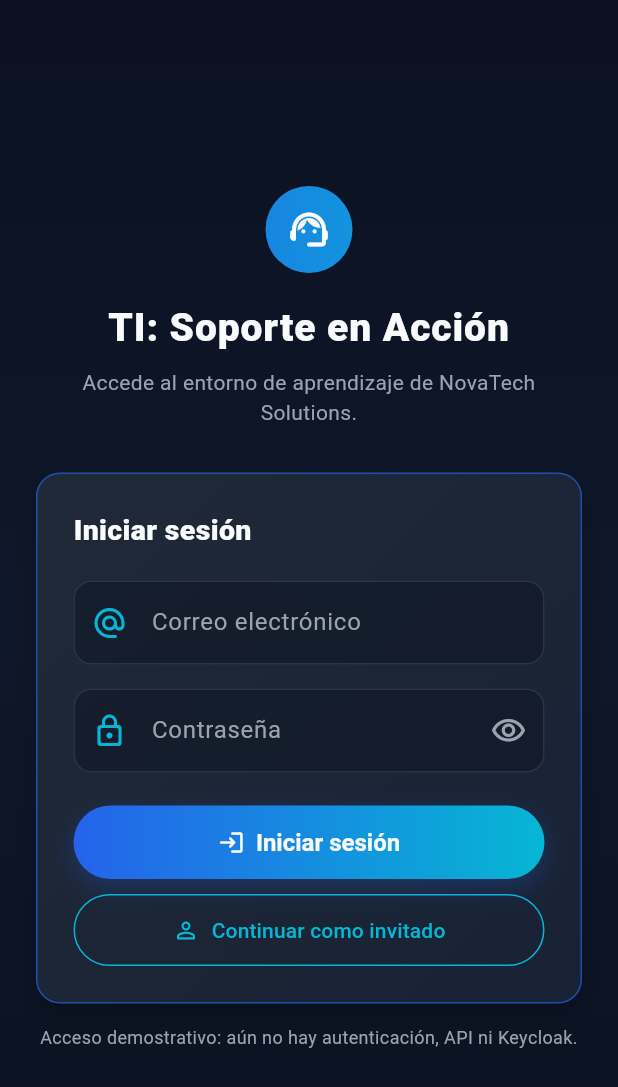
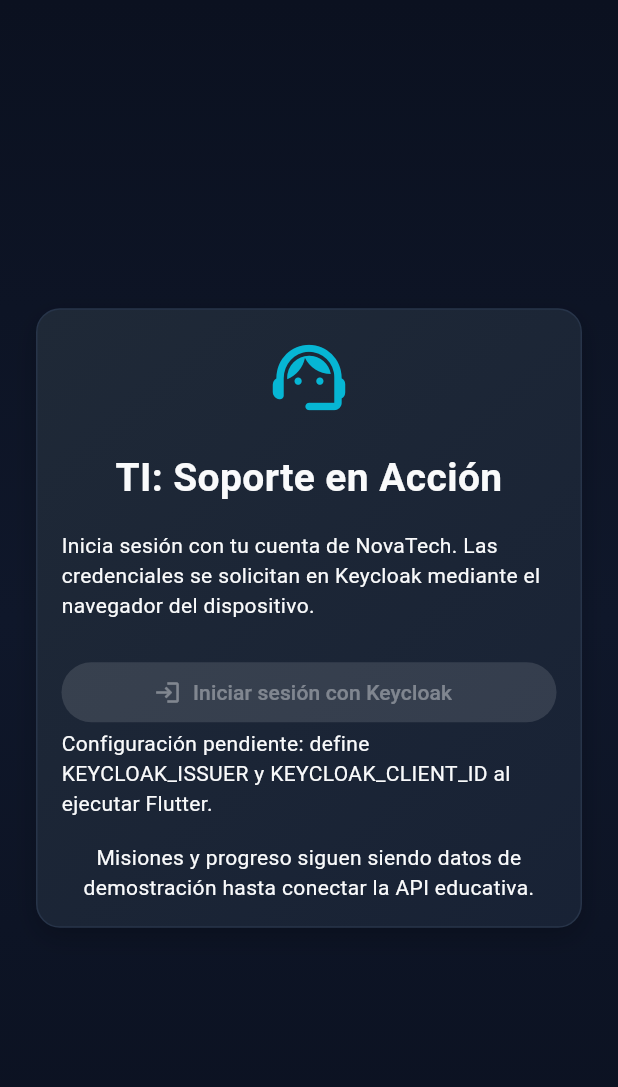
Before and after one commit to BR1ANJ3Sus3B/TI_-Soporte-en-Acci-n-, a Flutter app: the screen it shows after launch, on a phone screen of 412 x 824 dp. Shown: the top 1087 px of the screen. Run offline on Flutter 3.47's test engine with Material 3 defaults, Android fonts, the light colour scheme and no system bars; missing offline and left inert: flutter_appauth.

Commit message:
feat(movil): integrar autenticacion con Keycloak y PKCE

```diff
--- a/movil/lib/main.dart
+++ b/movil/lib/main.dart
@@ -11,6 +11,7 @@
 import 'package:ti_soporte_accion/screens/splash_screen.dart';
 import 'package:ti_soporte_accion/theme/app_theme.dart';
 import 'package:ti_soporte_accion/widgets/achievement_unlock_popup.dart';
+import 'package:ti_soporte_accion/widgets/session_gate.dart';
 
 /// Clave global del navegador raíz.
 ///
@@ -24,8 +25,7 @@
 
 /// Aplicación principal "TI: Soporte en Acción".
 ///
-/// Punto de entrada de la app móvil. En esta etapa se enfoca únicamente en la
-/// navegación y en la representación visual de las pantallas.
+/// Acceso con Keycloak; el contenido educativo aún usa datos demostrativos.
 class TiSoporteApp extends StatelessWidget {
   const TiSoporteApp({super.key});
 
@@ -46,15 +46,20 @@
       routes: <String, WidgetBuilder>{
         SplashScreen.routeName: (_) => const SplashScreen(),
         LoginScreen.routeName: (_) => const LoginScreen(),
-        HomeScreen.routeName: (_) => const HomeScreen(),
-        MissionsScreen.routeName: (_) => const MissionsScreen(),
-        MissionDetailScreen.routeName: (_) => const MissionDetailScreen(),
-        MapScreen.routeName: (_) => const MapScreen(),
-        ProfileScreen.routeName: (_) => const ProfileScreen(),
-        ProgressScreen.routeName: (_) => const ProgressScreen(),
-        SettingsScreen.routeName: (_) => const SettingsScreen(),
+        HomeScreen.routeName: (_) => const SessionGate(child: HomeScreen()),
+        MissionsScreen.routeName: (_) =>
+            const SessionGate(child: MissionsScreen()),
+        MissionDetailScreen.routeName: (_) =>
+            const SessionGate(child: MissionDetailScreen()),
+        MapScreen.routeName: (_) => const SessionGate(child: MapScreen()),
+        ProfileScreen.routeName: (_) =>
+            const SessionGate(child: ProfileScreen()),
+        ProgressScreen.routeName: (_) =>
+            const SessionGate(child: ProgressScreen()),
+        SettingsScreen.routeName: (_) =>
+            const SessionGate(child: SettingsScreen()),
         AchievementDetailScreen.routeName: (_) =>
-            const AchievementDetailScreen(),
+            const SessionGate(child: AchievementDetailScreen()),
       },
     );
   }
--- a/movil/lib/screens/login_screen.dart
+++ b/movil/lib/screens/login_screen.dart
@@ -1,11 +1,10 @@
 import 'package:flutter/material.dart';
+import 'package:ti_soporte_accion/services/auth_service.dart';
 import 'package:ti_soporte_accion/theme/app_colors.dart';
 import 'package:ti_soporte_accion/widgets/nova_panel.dart';
 
-/// Acceso visual del prototipo. No integra autenticación real.
 class LoginScreen extends StatefulWidget {
   const LoginScreen({super.key});
-
   static const String routeName = '/login';
 
   @override
@@ -13,17 +12,34 @@
 }
 
 class _LoginScreenState extends State<LoginScreen> {
-  final GlobalKey<FormState> _formKey = GlobalKey<FormState>();
-  bool _obscurePassword = true;
+  bool _busy = false;
+  String? _error;
 
-  void _continueToHome() {
-    if (_formKey.currentState!.validate()) {
-      Navigator.of(context).pushReplacementNamed('/home');
+  Future<void> _login() async {
+    if (_busy) return;
+    setState(() {
+      _busy = true;
+      _error = null;
+    });
+    try {
+      final success = await AuthService.instance.login();
+      if (success && mounted) {
+        Navigator.of(context).pushNamedAndRemoveUntil('/home', (_) => false);
+      }
+    } catch (_) {
+      if (mounted) {
+        setState(
+          () => _error = 'No se pudo iniciar sesión. Revisa la conexión y la configuración de Keycloak.',
+        );
+      }
+    } finally {
+      if (mounted) setState(() => _busy = false);
     }
   }
 
   @override
   Widget build(BuildContext context) {
+    final auth = AuthService.instance;
     return Scaffold(
       body: Container(
         decoration: const BoxDecoration(gradient: AppColors.backgroundGradient),
@@ -33,129 +49,66 @@
               padding: const EdgeInsets.all(24),
               child: ConstrainedBox(
                 constraints: const BoxConstraints(maxWidth: 430),
+                child: NovaPanel(
                   child: Column(
+                    mainAxisSize: MainAxisSize.min,
                     crossAxisAlignment: CrossAxisAlignment.stretch,
                     children: <Widget>[
-                    Container(
-                      width: 58,
-                      height: 58,
-                      alignment: Alignment.center,
-                      decoration: const BoxDecoration(
-                        shape: BoxShape.circle,
-                        gradient: AppColors.primaryGradient,
+                      const Icon(
+                        Icons.support_agent_rounded,
+                        size: 58,
+                        color: AppColors.cyan,
                       ),
-                      child: const Icon(
-                        Icons.support_agent_rounded,
-                        color: Colors.white,
-                        size: 30,
-                      ),
-                    ),
-                    const SizedBox(height: 18),
+                      const SizedBox(height: 20),
                       const Text(
                         'TI: Soporte en Acción',
                         textAlign: TextAlign.center,
                         style: TextStyle(
-                        color: AppColors.textPrimary,
                           fontSize: 26,
-                        fontWeight: FontWeight.w800,
-                        letterSpacing: .6,
-                      ),
-                    ),
-                    const SizedBox(height: 8),
-                    const Text(
-                      'Accede al entorno de aprendizaje de NovaTech Solutions.',
-                      textAlign: TextAlign.center,
-                      style: TextStyle(color: AppColors.textSecondary),
-                    ),
-                    const SizedBox(height: 30),
-                    NovaPanel(
-                      padding: const EdgeInsets.all(24),
-                      accent: AppColors.primary,
-                      child: Form(
-                        key: _formKey,
-                        child: Column(
-                          crossAxisAlignment: CrossAxisAlignment.stretch,
-                          children: <Widget>[
-                            const Text(
-                              'Iniciar sesión',
-                              style: TextStyle(
-                                color: AppColors.textPrimary,
-                                fontSize: 19,
-                                fontWeight: FontWeight.w800,
-                              ),
-                            ),
-                            const SizedBox(height: 20),
-                            TextFormField(
-                              keyboardType: TextInputType.emailAddress,
-                              style: const TextStyle(color: AppColors.textPrimary),
-                              validator: (String? value) {
-                                if (value == null || value.trim().isEmpty) {
-                                  return 'Escribe tu correo para continuar.';
-                                }
-                                return value.contains('@')
-                                    ? null
-                                    : 'Usa un correo válido.';
-                              },
-                              decoration: const InputDecoration(
-                                labelText: 'Correo electrónico',
-                                prefixIcon: Icon(Icons.alternate_email_rounded),
+                          fontWeight: FontWeight.bold,
                         ),
                       ),
                       const SizedBox(height: 16),
-                            TextFormField(
-                              obscureText: _obscurePassword,
-                              style: const TextStyle(color: AppColors.textPrimary),
-                              validator: (String? value) => value == null || value.isEmpty
-                                  ? 'Escribe tu contraseña para continuar.'
+                      const Text(
+                        'Inicia sesión con tu cuenta de NovaTech. Las credenciales '
+                        'se solicitan en Keycloak mediante el navegador del dispositivo.',
+                      ),
+                      const SizedBox(height: 24),
+                      ElevatedButton.icon(
+                        onPressed:
+                            !_busy && auth.isConfigured && auth.isSupported
+                            ? _login
                             : null,
-                              decoration: InputDecoration(
-                                labelText: 'Contraseña',
-                                prefixIcon: const Icon(Icons.lock_outline_rounded),
-                                suffixIcon: IconButton(
-                                  tooltip: _obscurePassword
-                                      ? 'Mostrar contraseña'
-                                      : 'Ocultar contraseña',
-                                  onPressed: () => setState(
-                                    () => _obscurePassword = !_obscurePassword,
-                                  ),
-                                  icon: Icon(
-                                    _obscurePassword
-                                        ? Icons.visibility_outlined
-                                        : Icons.visibility_off_outlined,
+                        icon: const Icon(Icons.login),
+                        label: Text(
+                          _busy
+                              ? 'Iniciando sesión…'
+                              : 'Iniciar sesión con Keycloak',
                         ),
                       ),
+                      if (_busy) const LinearProgressIndicator(),
+                      if (!auth.isSupported)
+                        const Text(
+                          'El inicio de sesión móvil está disponible en Android e iOS.',
                         ),
+                      if (!auth.isConfigured)
+                        const Text(
+                          'Configuración pendiente: define KEYCLOAK_ISSUER y '
+                          'KEYCLOAK_CLIENT_ID al ejecutar Flutter.',
                         ),
-                            const SizedBox(height: 22),
-                            NovaPrimaryButton(
-                              label: 'Iniciar sesión',
-                              icon: Icons.login_rounded,
-                              onPressed: _continueToHome,
+                      if (_error != null)
+                        Text(
+                          _error!,
+                          style: const TextStyle(color: Colors.redAccent),
                         ),
-                            const SizedBox(height: 10),
-                            OutlinedButton.icon(
-                              onPressed: () => Navigator.of(context)
-                                  .pushReplacementNamed('/home'),
-                              icon: const Icon(Icons.person_outline_rounded),
-                              label: const Text('Continuar como invitado'),
-                              style: OutlinedButton.styleFrom(
-                                foregroundColor: AppColors.cyan,
-                                side: const BorderSide(color: AppColors.cyan),
-                                padding: const EdgeInsets.symmetric(vertical: 14),
-                                shape: const StadiumBorder(),
-                              ),
+                      const SizedBox(height: 16),
+                      const Text(
+                        'Misiones y progreso siguen siendo datos de demostración '
+                        'hasta conectar la API educativa.',
+                        textAlign: TextAlign.center,
                       ),
                     ],
                   ),
-                      ),
-                    ),
-                    const SizedBox(height: 14),
-                    const Text(
-                      'Acceso demostrativo: aún no hay autenticación, API ni Keycloak.',
-                      textAlign: TextAlign.center,
-                      style: TextStyle(color: AppColors.textSecondary, fontSize: 12),
-                    ),
-                  ],
                 ),
               ),
             ),
--- /dev/null
+++ b/movil/lib/services/auth_service.dart
@@ -0,0 +1,182 @@
+import 'dart:async';
+import 'dart:convert';
+
+import 'package:flutter/foundation.dart';
+import 'package:flutter_appauth/flutter_appauth.dart';
+
+/// Sesión móvil OIDC. AppAuth gestiona PKCE, state y el navegador del sistema.
+/// Los tokens viven únicamente en memoria; la API deberá validarlos por su cuenta.
+class AuthService extends ChangeNotifier {
+  AuthService({
+    FlutterAppAuth? appAuth,
+    this.issuer = const String.fromEnvironment('KEYCLOAK_ISSUER'),
+    this.clientId = const String.fromEnvironment(
+      'KEYCLOAK_CLIENT_ID',
+      defaultValue: 'ti-soporte-flutter',
+    ),
+    this.allowInsecure = const bool.fromEnvironment('KEYCLOAK_ALLOW_HTTP'),
+  }) : _appAuth = appAuth ?? const FlutterAppAuth();
+
+  static final instance = AuthService();
+  static const redirectUri = 'com.tisoporte.accion:/oauthredirect';
+  static const _scopes = <String>['openid', 'profile', 'email'];
+  final FlutterAppAuth _appAuth;
+  final String issuer;
+  final String clientId;
+  final bool allowInsecure;
+  String? _accessToken;
+  String? _refreshToken;
+  String? _idToken;
+  DateTime? _expiresAt;
+  Timer? _refreshTimer;
+  Future<String?>? _refreshing;
+  int _generation = 0;
+  Map<String, dynamic> _identity = <String, dynamic>{};
+
+  bool get isConfigured {
+    final uri = Uri.tryParse(issuer);
+    return clientId.isNotEmpty &&
+        uri != null &&
+        uri.host.isNotEmpty &&
+        (uri.scheme == 'https' || (allowInsecure && uri.scheme == 'http'));
+  }
+
+  bool get isSupported =>
+      !kIsWeb &&
+      (defaultTargetPlatform == TargetPlatform.android ||
+          defaultTargetPlatform == TargetPlatform.iOS);
+  bool get isAuthenticated =>
+      _accessToken != null &&
+      _expiresAt != null &&
+      _expiresAt!.isAfter(DateTime.now());
+  String get displayName =>
+      (_identity['name'] ?? _identity['preferred_username'] ?? 'Usuario')
+          .toString();
+  String get email => (_identity['email'] ?? '').toString();
+  String get discoveryUrl =>
+      '${issuer.replaceAll(RegExp(r'/$'), '')}/.well-known/openid-configuration';
+
+  Future<bool> login() async {
+    if (!isSupported) {
+      throw StateError('El acceso está disponible en Android e iOS.');
+    }
+    if (!isConfigured) {
+      throw StateError('Configura KEYCLOAK_ISSUER y KEYCLOAK_CLIENT_ID.');
+    }
+    final generation = ++_generation;
+    try {
+      final response = await _appAuth.authorizeAndExchangeCode(
+        AuthorizationTokenRequest(
+          clientId,
+          redirectUri,
+          discoveryUrl: discoveryUrl,
+          scopes: _scopes,
+          allowInsecureConnections: allowInsecure,
+          promptValues: const <String>['select_account'],
+        ),
+      );
+      if (generation != _generation) return false;
+      _accept(response);
+      return true;
+    } on FlutterAppAuthUserCancelledException {
+      return false;
+    }
+  }
+
+  void _accept(TokenResponse response) {
+    final expiry = response.accessTokenExpirationDateTime;
+    if (response.accessToken == null ||
+        response.accessToken!.isEmpty ||
+        expiry == null ||
+        !expiry.isAfter(DateTime.now())) {
+      throw StateError('El servidor no devolvió una sesión válida.');
+    }
+    _accessToken = response.accessToken;
+    _refreshToken = response.refreshToken ?? _refreshToken;
+    _idToken = response.idToken ?? _idToken;
+    _expiresAt = expiry;
+    // Estos claims solo se usan para presentación, nunca para autorizar una API.
+    try {
+      _identity = jsonDecode(
+        utf8.decode(
+          base64Url.decode(base64Url.normalize(_idToken!.split('.')[1])),
+        ),
+      ) as Map<String, dynamic>;
+    } catch (_) {
+      _identity = <String, dynamic>{};
+    }
+    _refreshTimer?.cancel();
+    final remaining = expiry.difference(DateTime.now());
+    final delay = remaining > const Duration(seconds: 60)
+        ? remaining - const Duration(seconds: 30)
+        : remaining;
+    _refreshTimer = Timer(delay, () {
+      unawaited(accessToken());
+    });
+    notifyListeners();
+  }
+
+  /// Usar antes de cada llamada futura a la API. Nunca retorna un token vencido.
+  Future<String?> accessToken() async {
+    if (_accessToken == null) return null;
+    if (_expiresAt!.isAfter(DateTime.now().add(const Duration(seconds: 45)))) {
+      return _accessToken;
+    }
+    return _refreshing ??= _refresh().whenComplete(() => _refreshing = null);
+  }
+
+  Future<String?> _refresh() async {
+    final generation = _generation;
+    if (_refreshToken == null) {
+      _clear();
+      return null;
+    }
+    try {
+      final response = await _appAuth.token(
+        TokenRequest(
+          clientId,
+          redirectUri,
+          discoveryUrl: discoveryUrl,
+          refreshToken: _refreshToken,
+          scopes: _scopes,
+          allowInsecureConnections: allowInsecure,
+        ),
+      );
+      if (generation != _generation) return null;
+      _accept(response);
+      return _accessToken;
+    } catch (_) {
+      if (generation == _generation) _clear();
+      return null;
+    }
+  }
+
+  Future<void> logout() async {
+    final idToken = _idToken;
+    _clear();
+    if (idToken == null) return;
+    await _appAuth.endSession(
+      EndSessionRequest(
+        idTokenHint: idToken,
+        postLogoutRedirectUrl: redirectUri,
+        discoveryUrl: discoveryUrl,
+        allowInsecureConnections: allowInsecure,
+      ),
+    );
+  }
+
+  void _clear() {
+    _generation++;
+    _refreshTimer?.cancel();
+    _accessToken = _refreshToken = _idToken = null;
+    _expiresAt = null;
+    _identity = <String, dynamic>{};
+    notifyListeners();
+  }
+
+  @override
+  void dispose() {
+    _refreshTimer?.cancel();
+    super.dispose();
+  }
+}
--- a/movil/pubspec.yaml
+++ b/movil/pubspec.yaml
@@ -34,6 +34,7 @@
   # The following adds the Cupertino Icons font to your application.
   # Use with the CupertinoIcons class for iOS style icons.
   cupertino_icons: ^1.0.8
+  flutter_appauth: ^13.0.0
 
 dev_dependencies:
   flutter_test:
```
Also changed, not shown: infra/keycloak/compose.yaml (added, +16 -0 lines), movil/lib/screens/profile_screen.dart (+7 -9 lines), movil/lib/screens/settings_screen.dart (+22 -2 lines), movil/lib/widgets/session_gate.dart (added, +43 -0 lines), movil/pubspec.lock, 9 other files. Lines whose indentation alone changed are shown as unchanged.
